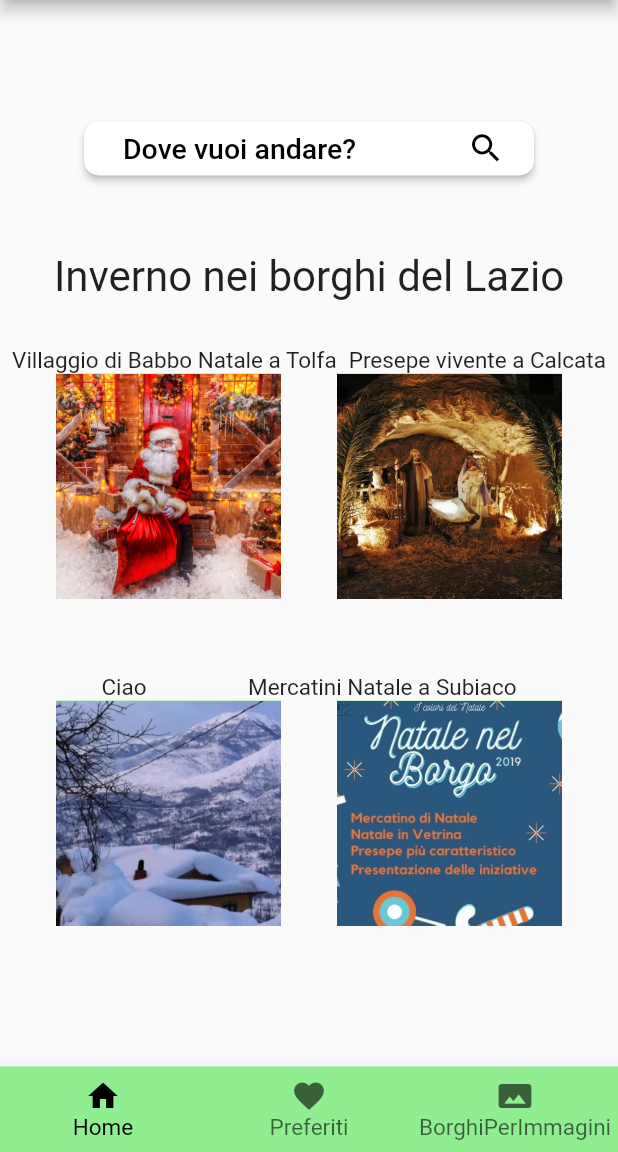
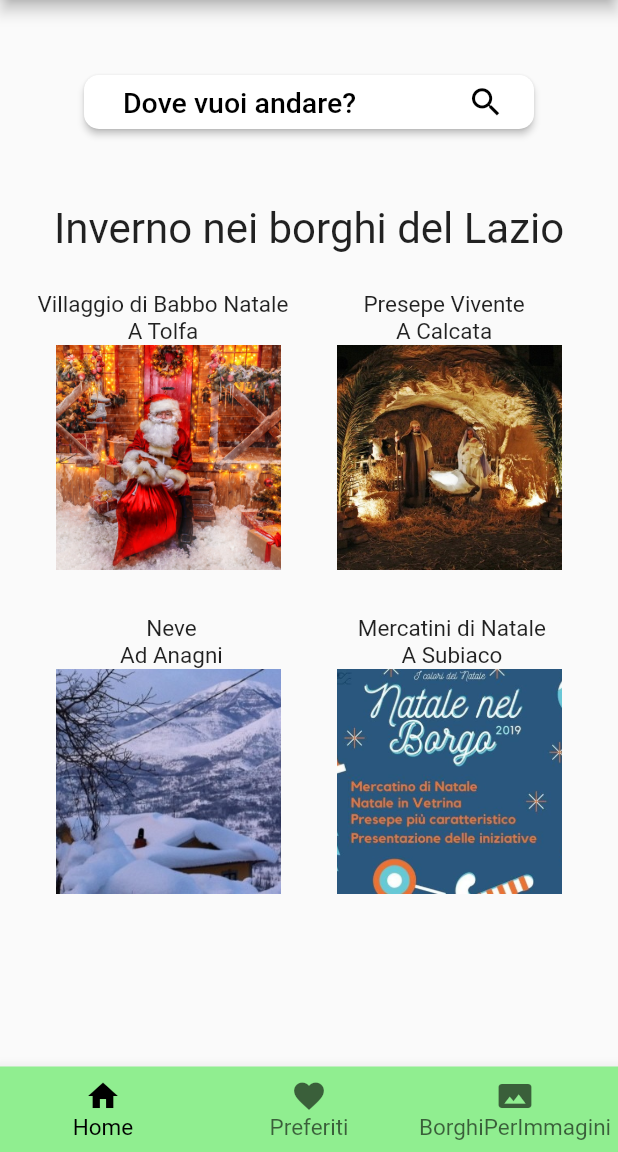
Before and after one commit to LorenzoCristini/borough_king, a Flutter app: the screen it shows after launch, on a phone screen of 412 x 824 dp, the part 84-1236 px from its top. Run offline on Flutter 3.47's test engine with Material 2 defaults, Android fonts, the light colour scheme and no system bars.

Commit message:
Homepage_and_NotImplemented

```diff
--- a/lib/main.dart
+++ b/lib/main.dart
@@ -26,8 +26,7 @@ class HomePage extends StatelessWidget {
 
         children: <Widget>[
           Container(
-            margin: EdgeInsets.all(24),
-            padding: EdgeInsets.only(top: 30),
+            margin: EdgeInsets.all(8),
             alignment: Alignment.center,
             width: 300,
               height: 120,
@@ -68,78 +67,86 @@ class HomePage extends StatelessWidget {
           ),
           Center(child: Text("Inverno nei borghi del Lazio",textScaleFactor: 2,)),
           SizedBox(
-            height: 30,
+            height: 25,
           ),
           Row(
-              mainAxisAlignment: MainAxisAlignment.spaceEvenly,
             children: <Widget>[
-                Center(child: Text("Villaggio di Babbo Natale a Tolfa",style: TextStyle(fontSize: 15),)),
-                Center(child: Text ("Presepe vivente a Calcata",style: TextStyle(fontSize: 15),))
+          Padding(
+            padding: EdgeInsets.fromLTRB(25, 0, 0, 0),
+          child: Column(
+            children: <Widget>[
+              Text("Villaggio di Babbo Natale",style: TextStyle(fontSize: 15)),
+              Text("A Tolfa",style: TextStyle(fontSize: 15)),
+            ]
+          ),
+          ),
+          Padding(
+            padding: EdgeInsets.fromLTRB(50, 0, 0, 0),
+            child: Column(
+            children: <Widget>[
+            Text("Presepe Vivente",style: TextStyle(fontSize: 15)),
+            Text("A Calcata",style: TextStyle(fontSize: 15)),
+            ]
+            ),
+          ),
             ]
           ),
           Row(
             mainAxisAlignment: MainAxisAlignment.spaceEvenly,
             children: <Widget>[
-              Container(
-                width: 150,
-                height: 150,
-                decoration: BoxDecoration(
-                    color: Color(0xff90EE90),
-                    image: DecorationImage(
-                      image: AssetImage('assets/images/villaggioTolfa.jpg'),
-                      fit: BoxFit.cover,
-                    )
+              GestureDetector(
+                onTap: (){Navigator.push(
+                  context,MaterialPageRoute(builder: (context) => notImplemented()),
+                );},
+                child : Image.asset('assets/images/villaggioTolfa.jpg', fit: BoxFit.cover,width: 150,height: 150),
               ),
+              GestureDetector(
+                onTap: (){Navigator.push(
+                  context,MaterialPageRoute(builder: (context) => notImplemented()),
+                );},
+                child : Image.asset('assets/images/presepeCalcata.jpg', fit: BoxFit.cover,width: 150,height: 150),
               ),
-              Container(
-                width: 150,
-                height: 150,
-                decoration: BoxDecoration(
-                    color: Color(0xff90EE90),
-                    image: DecorationImage(
-                      image: AssetImage('assets/images/presepeCalcata.jpg'),
-                      fit: BoxFit.cover,
-                    )
-                ),
-              ),
-
-
             ],
           ),
           SizedBox(
-            height: 50,
+            height: 30,
           ),
           Row(
-            mainAxisAlignment: MainAxisAlignment.spaceEvenly,
               children: <Widget>[
-              Center(child: Text("Ciao",style: TextStyle(fontSize: 15),)),
-              Center(child: Text ("Mercatini Natale a Subiaco",style: TextStyle(fontSize: 15),))
+                Padding(
+                  padding: EdgeInsets.fromLTRB(80, 0, 0, 0),
+                  child: Column(
+                      children: <Widget>[
+                        Text("Neve",style: TextStyle(fontSize: 15)),
+                        Text("Ad Anagni",style: TextStyle(fontSize: 15)),
+                      ]
+                  ),
+                ),
+                Padding(
+                  padding: EdgeInsets.fromLTRB(90, 0, 0, 0),
+                  child: Column(
+                      children: <Widget>[
+                        Text("Mercatini di Natale",style: TextStyle(fontSize: 15)),
+                        Text("A Subiaco",style: TextStyle(fontSize: 15)),
+                      ]
+                  ),
+                ),
               ]
           ),
           Row(
             mainAxisAlignment: MainAxisAlignment.spaceEvenly,
             children: <Widget>[
-              Container(
-                width: 150,
-                height: 150,
-                decoration: BoxDecoration(
-                    color: Color(0xff90EE90),
-                    image: DecorationImage(
-                      image: AssetImage('assets/images/neveAnagni.jpg'),
-                      fit: BoxFit.cover,
-                    )
+              GestureDetector(
+                onTap: (){Navigator.push(
+                  context,MaterialPageRoute(builder: (context) => notImplemented()),
+                );},
+                child : Image.asset('assets/images/neveAnagni.jpg', fit: BoxFit.cover,width: 150,height: 150),
               ),
-              ),
-              Container(
-                width: 150,
-                height: 150,
-                decoration: BoxDecoration(
-                    color: Color(0xff90EE90),
-                    image: DecorationImage(
-                      image: AssetImage('assets/images/mercatiniSubiaco.jpg'),
-                      fit: BoxFit.cover,
-                    )
-                ),
+              GestureDetector(
+                onTap: (){Navigator.push(
+                  context,MaterialPageRoute(builder: (context) => notImplemented()),
+                );},
+                child : Image.asset('assets/images/mercatiniSubiaco.jpg', fit: BoxFit.cover,width: 150,height: 150),
               ),
 
 
```
Lines whose indentation alone changed are shown as unchanged.
